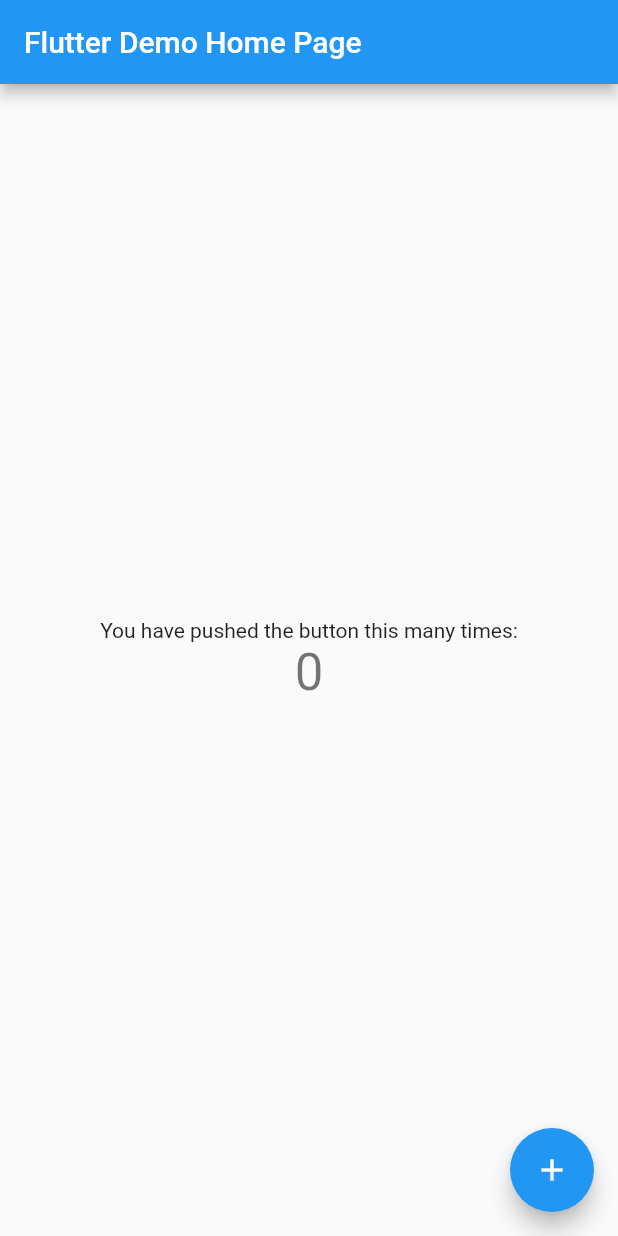
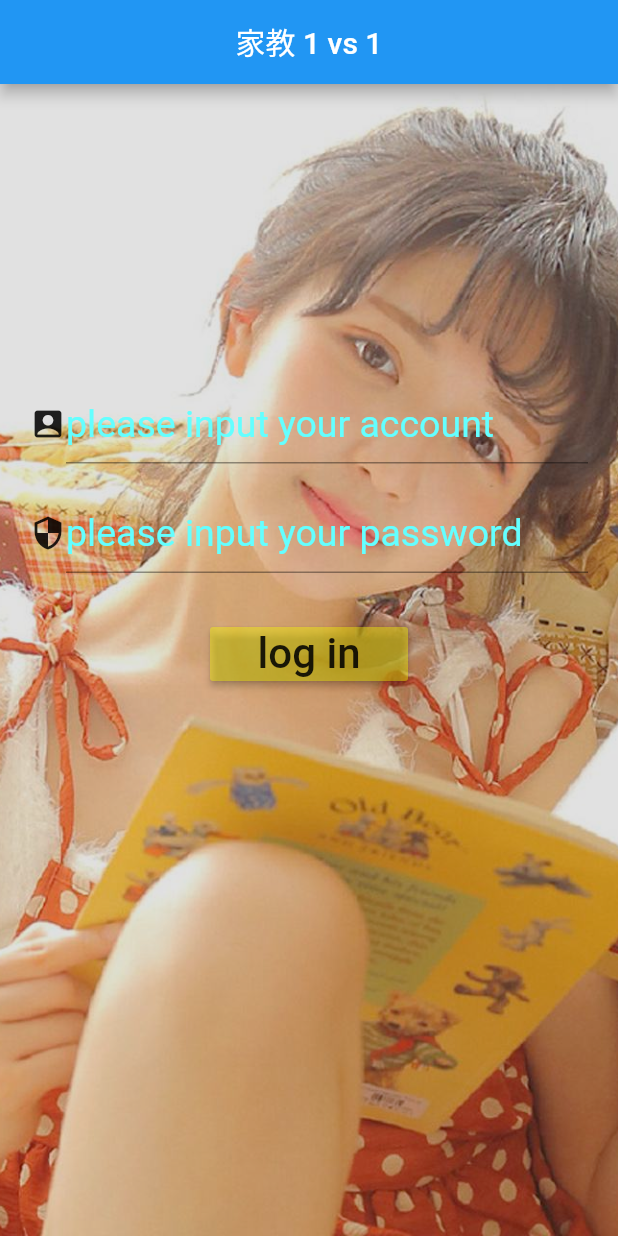
Before and after one commit to hunter2009pf/play_together, a Flutter app: the screen it shows after launch, on a phone screen of 412 x 824 dp. Run offline on Flutter 3.47's test engine with Material 2 defaults, Android fonts, the phone set to English and light mode, and no system bars.

Commit message:
login page design completed Jack Pan 2019-12-15

```diff
--- /dev/null
+++ b/lib/homepage.dart
@@ -0,0 +1,24 @@
+import 'package:flutter/cupertino.dart';
+import 'package:flutter/material.dart';
+
+class HomePage extends StatefulWidget{
+  @override
+  State<StatefulWidget> createState() {
+    // TODO: implement createState
+    return _HomePageState();
+  }
+}
+
+class _HomePageState extends State<HomePage>{
+  @override
+  Widget build(BuildContext context) {
+    // TODO: implement build
+    return Scaffold(
+      appBar: AppBar(centerTitle: true, title: Text("hello, ladies and gentlemen"),),
+      body: Center(
+          child: Text("this is home page", style: TextStyle(fontSize: 20),)
+      ),
+    );
+  }
+
+}
--- /dev/null
+++ b/lib/login.dart
@@ -0,0 +1,98 @@
+import 'package:flutter/cupertino.dart';
+import 'package:flutter/material.dart';
+
+/**
+ * 登录页面设计目标：
+ * 使用sqlite数据库，用户注册会加载到数据库里；
+ * 登录是从数据库取数据进行验证；账户密码错误会有弹框提示。
+ */
+class Login extends StatelessWidget{
+  TextEditingController accountController=new TextEditingController();
+  TextEditingController passwordController=new TextEditingController();
+
+  @override
+  Widget build(BuildContext context) {
+    return Container(
+      child: ListView(
+        padding: EdgeInsets.fromLTRB(0, 200, 0, 0),
+        children: <Widget>[
+          getAccountInput(),
+          getPasswordInput(),
+          Padding(
+            padding: const EdgeInsets.fromLTRB(140,30,140,0),
+            child: RaisedButton(
+              color: Color.fromARGB(100, 255, 255, 0),
+              child: Text("log in",textScaleFactor: 2,),
+              onPressed: (){
+                var acc=accountController.text;
+                var pwd=passwordController.text;
+                if(acc=="admin" && pwd=="123456"){
+                  Navigator.pushNamed(context, "homePage");
+                }else{
+                  showDialog(
+                      context: context,
+                      builder: (context) {
+                        return AlertDialog(
+                          title: Text("提示"),
+                          content: Text("账户是admin，密码是123456"),
+                          actions: <Widget>[
+                            FlatButton(
+                              child: Text("知道了"),
+                              onPressed: () => Navigator.of(context).pop(),
+                            )
+                          ],
+                        );
+                      }
+                  );
+                }
+              },
+            ),
+          )
+        ],
+      ),
+    );
+  }
+
+  Widget getAccountInput(){
+    return Padding(
+      padding: EdgeInsets.fromLTRB(20, 0, 20, 20),
+      child: Row(
+        children: <Widget>[
+          Icon(Icons.account_box),
+          Expanded(
+            child: TextField(
+              style: TextStyle(fontSize: 25),
+              controller: accountController,
+              decoration: InputDecoration(
+                hintText: "please input your account",
+                hintStyle: TextStyle(color: Color.fromARGB(255, 100, 255, 255))
+              ),
+            ),
+          )
+        ],
+      )
+    );
+  }
+
+  Widget getPasswordInput(){
+    return Padding(
+        padding: EdgeInsets.fromLTRB(20, 0, 20, 0),
+        child: Row(
+          children: <Widget>[
+            Icon(Icons.security),
+            Expanded(
+              child: TextField(
+                obscureText: true,
+                style: TextStyle(fontSize: 25),
+                controller: passwordController,
+                decoration: InputDecoration(
+                    hintText: "please input your password",
+                    hintStyle: TextStyle(color: Color.fromARGB(255, 100, 255, 255))
+                ),
+              ),
+            )
+          ],
+        )
+    );
+  }
+}
--- a/lib/main.dart
+++ b/lib/main.dart
@@ -1,5 +1,6 @@
 import 'package:flutter/material.dart';
-
+import 'homepage.dart';
+import 'login.dart';
 void main() => runApp(MyApp());
 
 class MyApp extends StatelessWidget {
@@ -7,7 +8,7 @@ class MyApp extends StatelessWidget {
   @override
   Widget build(BuildContext context) {
     return MaterialApp(
-      title: 'Flutter Demo',
+      title: 'play together',
       theme: ThemeData(
         // This is the theme of your application.
         //
@@ -20,92 +21,22 @@ class MyApp extends StatelessWidget {
         // is not restarted.
         primarySwatch: Colors.blue,
       ),
-      home: MyHomePage(title: 'Flutter Demo Home Page'),
+      home: Scaffold(
+        appBar: AppBar(title: Text("家教 1 vs 1"),centerTitle: true,),
+        body: Container(
+            decoration: BoxDecoration(
+              image: DecorationImage(
+                colorFilter: ColorFilter.mode(Color.fromARGB(50, 100, 100, 100), BlendMode.darken),
+                image: AssetImage("assets/teacher.jpg"),
+                fit: BoxFit.cover
+              )
+            ),
+            child: Login()
+        ),
+      ),
+      routes: {
+        "homePage": (context)=>HomePage()
+      },
     );
   }
 }
-
-class MyHomePage extends StatefulWidget {
-  MyHomePage({Key key, this.title}) : super(key: key);
-
-  // This widget is the home page of your application. It is stateful, meaning
-  // that it has a State object (defined below) that contains fields that affect
-  // how it looks.
-
-  // This class is the configuration for the state. It holds the values (in this
-  // case the title) provided by the parent (in this case the App widget) and
-  // used by the build method of the State. Fields in a Widget subclass are
-  // always marked "final".
-
-  final String title;
-
-  @override
-  _MyHomePageState createState() => _MyHomePageState();
-}
-
-class _MyHomePageState extends State<MyHomePage> {
-  int _counter = 0;
-
-  void _incrementCounter() {
-    setState(() {
-      // This call to setState tells the Flutter framework that something has
-      // changed in this State, which causes it to rerun the build method below
-      // so that the display can reflect the updated values. If we changed
-      // _counter without calling setState(), then the build method would not be
-      // called again, and so nothing would appear to happen.
-      _counter++;
-    });
-  }
-
-  @override
-  Widget build(BuildContext context) {
-    // This method is rerun every time setState is called, for instance as done
-    // by the _incrementCounter method above.
-    //
-    // The Flutter framework has been optimized to make rerunning build methods
-    // fast, so that you can just rebuild anything that needs updating rather
-    // than having to individually change instances of widgets.
-    return Scaffold(
-      appBar: AppBar(
-        // Here we take the value from the MyHomePage object that was created by
-        // the App.build method, and use it to set our appbar title.
-        title: Text(widget.title),
-      ),
-      body: Center(
-        // Center is a layout widget. It takes a single child and positions it
-        // in the middle of the parent.
-        child: Column(
-          // Column is also a layout widget. It takes a list of children and
-          // arranges them vertically. By default, it sizes itself to fit its
-          // children horizontally, and tries to be as tall as its parent.
-          //
-          // Invoke "debug painting" (press "p" in the console, choose the
-          // "Toggle Debug Paint" action from the Flutter Inspector in Android
-          // Studio, or the "Toggle Debug Paint" command in Visual Studio Code)
-          // to see the wireframe for each widget.
-          //
-          // Column has various properties to control how it sizes itself and
-          // how it positions its children. Here we use mainAxisAlignment to
-          // center the children vertically; the main axis here is the vertical
-          // axis because Columns are vertical (the cross axis would be
-          // horizontal).
-          mainAxisAlignment: MainAxisAlignment.center,
-          children: <Widget>[
-            Text(
-              'You have pushed the button this many times:',
-            ),
-            Text(
-              '$_counter',
-              style: Theme.of(context).textTheme.display1,
-            ),
-          ],
-        ),
-      ),
-      floatingActionButton: FloatingActionButton(
-        onPressed: _incrementCounter,
-        tooltip: 'Increment',
-        child: Icon(Icons.add),
-      ), // This trailing comma makes auto-formatting nicer for build methods.
-    );
-  }
-}
--- a/pubspec.yaml
+++ b/pubspec.yaml
@@ -39,6 +39,8 @@ flutter:
   # included with your application, so that you can use the icons in
   # the material Icons class.
   uses-material-design: true
+  assets:
+    - assets/
 
   # To add assets to your application, add an assets section, like this:
   # assets:
```
Also changed, not shown: assets/teacher.jpg (added).
